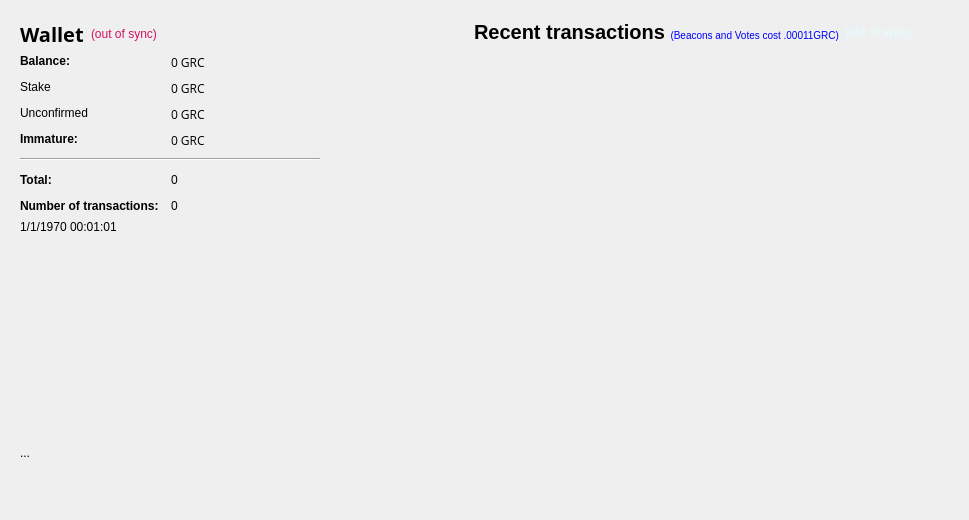
First picture: the form in src/qt/forms/overviewpage.ui, repository gridcoin-community/Gridcoin-Research, before the edit.
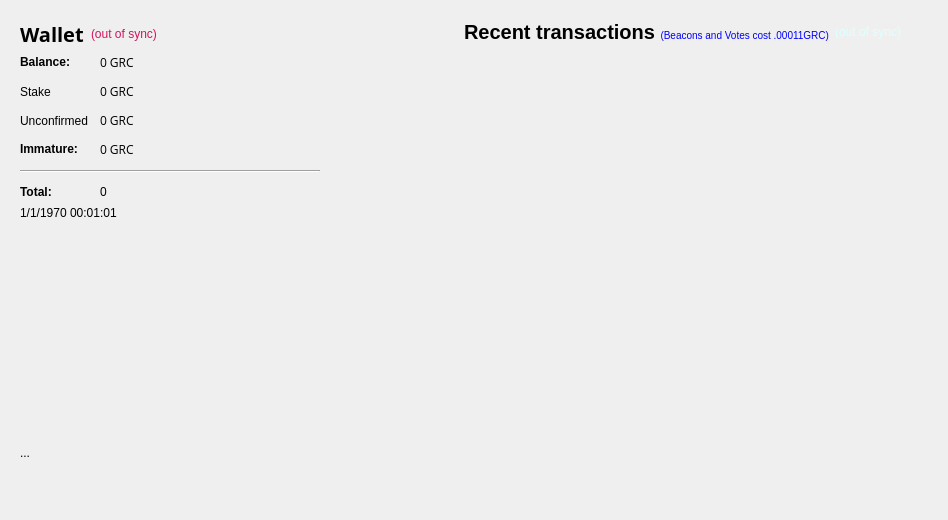
Second picture: the form after the edit. Icons and pictures are not drawn.

Commit message: Remove number of transactions field and Deprecated QAction

What changed in the file:
```diff
--- a/src/qt/forms/overviewpage.ui
+++ b/src/qt/forms/overviewpage.ui
@@ -6,7 +6,7 @@
    <rect>
     <x>0</x>
     <y>0</y>
-    <width>969</width>
+    <width>948</width>
     <height>520</height>
    </rect>
   </property>
@@ -397,23 +397,6 @@
             </property>
            </widget>
           </item>
-          <item row="6" column="0">
-           <widget class="QLabel" name="label_2">
-            <property name="text">
-             <string>&lt;html&gt;&lt;head/&gt;&lt;body&gt;&lt;p&gt;&lt;span style=&quot; font-weight:600;&quot;&gt;Number of transactions:&lt;/span&gt;&lt;/p&gt;&lt;/body&gt;&lt;/html&gt;</string>
-            </property>
-           </widget>
-          </item>
-          <item row="6" column="1">
-           <widget class="QLabel" name="labelNumTransactions">
-            <property name="toolTip">
-             <string>Total number of transactions in wallet</string>
-            </property>
-            <property name="text">
-             <string notr="true">0</string>
-            </property>
-           </widget>
-          </item>
          </layout>
         </item>
         <item>
```
The commit also changes 2 other files.
